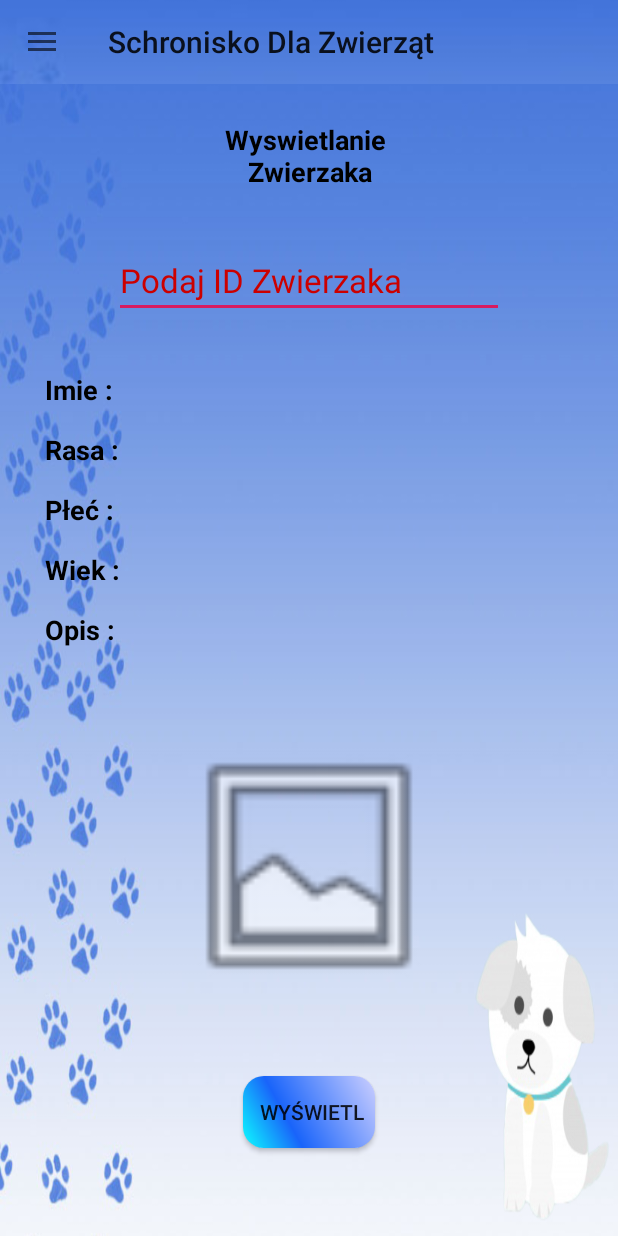
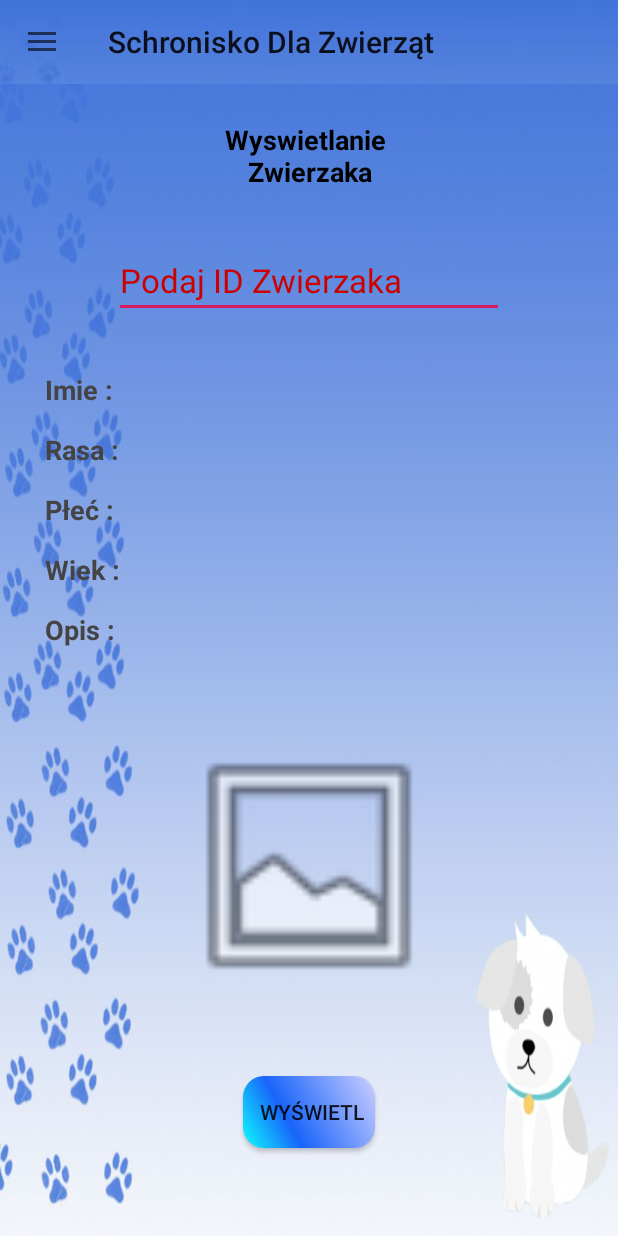
Before and after one commit to Vrezer/AnimalScheltersApp, an Android app: the DisplayAnimal screen opened directly, with no data from a screen before it, on a phone screen of 412 x 824 dp. Run offline under Robolectric (Android 15) with nearby library versions, the phone set to English and light mode, and no system bars; our stand-ins replace Firebase (no records; nobody signed in at launch, a user with empty details on screens opened directly).

Commit message:
design change

```diff
--- a/app/src/main/java/com/example/animalscheltersapp/AddAnimal.java
+++ b/app/src/main/java/com/example/animalscheltersapp/AddAnimal.java
@@ -143,7 +143,7 @@ public class AddAnimal extends AppCompatActivity {
     private void AnimalData()
     {
         final FirebaseDatabase firebaseDatabase = FirebaseDatabase.getInstance();
-        DatabaseReference ref=firebaseDatabase.getReference("Animal");
+        DatabaseReference ref=firebaseDatabase.getReference("Animal") ;
         final DatabaseReference newPost=ref.push();
 
         AnimalId=newPost.getKey();
--- a/app/src/main/java/com/example/animalscheltersapp/DisplayUser.java
+++ b/app/src/main/java/com/example/animalscheltersapp/DisplayUser.java
@@ -53,6 +53,8 @@ public class DisplayUser extends AppCompatActivity {
         nav=findViewById(R.id.navmenuAdminDisplayUser);
         drawerLayout=findViewById(R.id.DisplayUserLayout);
         firebaseAuth = FirebaseAuth.getInstance();
+
+
         //Display drawer
         DrawerMenu();
 
--- a/app/src/main/res/layout/activity_delete_animal.xml
+++ b/app/src/main/res/layout/activity_delete_animal.xml
@@ -97,6 +97,7 @@
     </RelativeLayout>
 
 </androidx.constraintlayout.widget.ConstraintLayout>
+
     <com.google.android.material.navigation.NavigationView
         android:id="@+id/navmenuAdminDeleteAnimal"
         android:layout_width="wrap_content"
--- a/app/src/main/res/layout/activity_display_animal.xml
+++ b/app/src/main/res/layout/activity_display_animal.xml
@@ -11,9 +11,7 @@
     tools:openDrawer="start"
     android:id="@+id/DisplayAnimalLayout">
 
-<androidx.constraintlayout.widget.ConstraintLayout xmlns:android="http://schemas.android.com/apk/res/android"
-    xmlns:app="http://schemas.android.com/apk/res-auto"
-    xmlns:tools="http://schemas.android.com/tools"
+<androidx.constraintlayout.widget.ConstraintLayout
     android:layout_width="match_parent"
     android:layout_height="match_parent"
     android:background="@drawable/backgroundcolor"
@@ -93,7 +91,7 @@
                 android:layout_marginTop="35dp"
                 android:singleLine="false"
                 android:text="Imie : "
-                android:textColor="#000000"
+                android:textColor="#454444"
                 android:textSize="18sp"
                 android:textStyle="bold"
                 app:layout_constraintStart_toStartOf="parent"
@@ -117,7 +115,7 @@
                 android:layout_marginStart="30dp"
                 android:layout_marginTop="15dp"
                 android:text="Rasa : "
-                android:textColor="#000000"
+                android:textColor="#454444"
                 android:textSize="18sp"
                 android:textStyle="bold"
                 app:layout_constraintStart_toStartOf="parent"
@@ -141,7 +139,7 @@
                 android:layout_marginStart="30dp"
                 android:layout_marginTop="15dp"
                 android:text="Płeć : "
-                android:textColor="#000000"
+                android:textColor="#454444"
                 android:textSize="18sp"
                 android:textStyle="bold"
                 app:layout_constraintStart_toStartOf="parent"
@@ -165,7 +163,7 @@
                 android:layout_marginStart="30dp"
                 android:layout_marginTop="15dp"
                 android:text="Opis : "
-                android:textColor="#000000"
+                android:textColor="#454444"
                 android:textSize="18sp"
                 android:textStyle="bold"
                 app:layout_constraintStart_toStartOf="parent"
@@ -192,7 +190,7 @@
                 android:layout_marginStart="30dp"
                 android:layout_marginTop="15dp"
                 android:text="Wiek : "
-                android:textColor="#000000"
+                android:textColor="#454444"
                 android:textSize="18sp"
                 android:textStyle="bold"
                 app:layout_constraintStart_toStartOf="parent"
```
Also changed, not shown: app/src/main/java/com/example/animalscheltersapp/AdapterToRecyleView.java (+4 -6 lines), app/src/main/res/layout/activity_animal_user.xml (+5 -5 lines), app/src/main/res/layout/activity_display_user.xml (+5 -5 lines), app/src/main/res/layout/activity_update_animal.xml (+5 -5 lines), app/src/main/res/layout/recyle_activity.xml (+38 -8 lines). Lines whose indentation alone changed are shown as unchanged.
